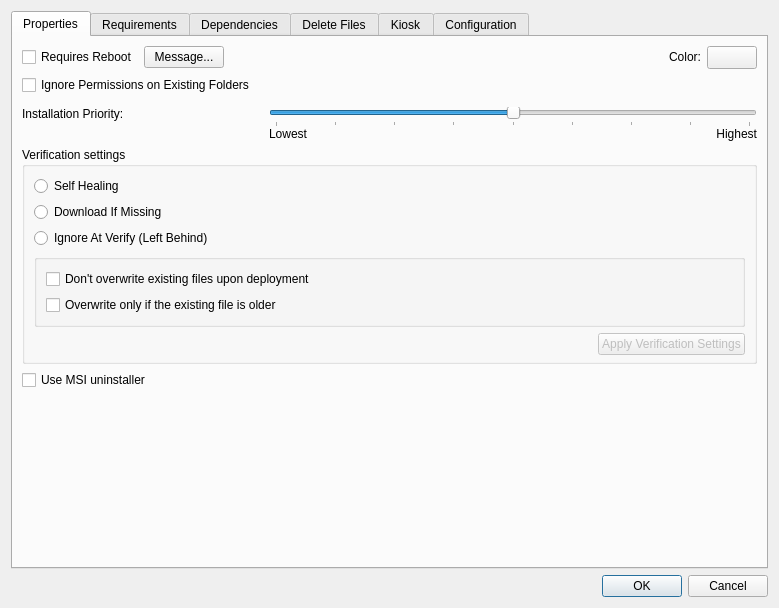
The window that FWAdminLib/FilesetPropertiesDlg.ui (fw-dev/translations) describes before a commit, drawn with Qt 5.
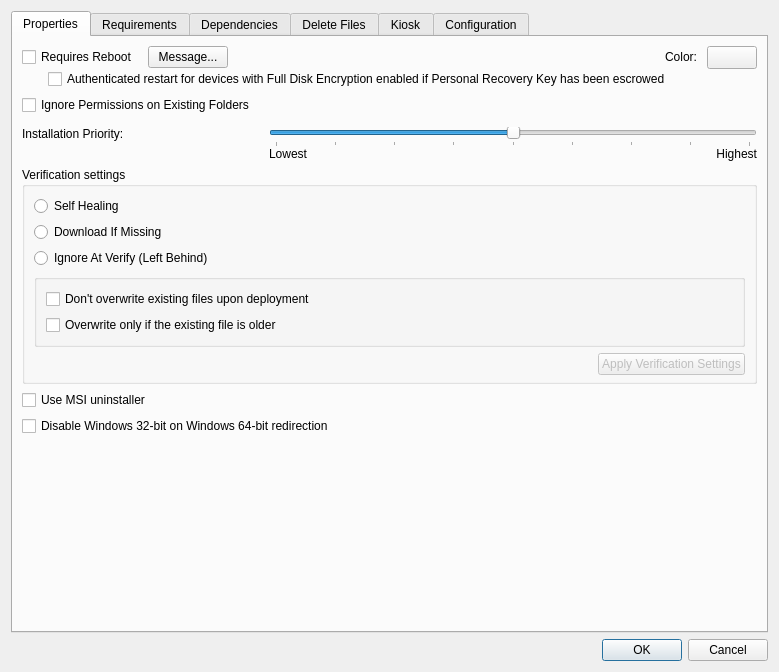
The same window after the commit. Icons and pictures are not drawn. Custom widgets are drawn as their Qt base class.

Patch:
```diff
--- a/FWAdminLib/FilesetPropertiesDlg.ui
+++ b/FWAdminLib/FilesetPropertiesDlg.ui
@@ -7,7 +7,7 @@
     <x>0</x>
     <y>0</y>
     <width>779</width>
-    <height>608</height>
+    <height>672</height>
    </rect>
   </property>
   <property name="sizePolicy">
@@ -55,7 +55,15 @@
         <widget class="QWidget" name="propertiesEDWidget" native="true">
          <layout class="QVBoxLayout" name="verticalLayout_19">
           <item>
-           <layout class="QHBoxLayout" name="horizontalLayout_13">
+           <layout class="QVBoxLayout" name="verticalLayout_16">
+            <property name="spacing">
+             <number>0</number>
+            </property>
+            <item>
+             <layout class="QHBoxLayout" name="horizontalLayout_13" stretch="0,0,0,0">
+              <property name="spacing">
+               <number>10</number>
+              </property>
             <item>
              <widget class="QCheckBox" name="checkBoxRequiresReboot">
               <property name="sizePolicy">
@@ -120,6 +128,28 @@
            </layout>
           </item>
           <item>
+             <layout class="QHBoxLayout" name="horizontalLayout_14">
+              <property name="leftMargin">
+               <number>26</number>
+              </property>
+              <item>
+               <widget class="QCheckBox" name="checkBoxAuthenticatedRestart">
+                <property name="sizePolicy">
+                 <sizepolicy hsizetype="Minimum" vsizetype="Fixed">
+                  <horstretch>0</horstretch>
+                  <verstretch>0</verstretch>
+                 </sizepolicy>
+                </property>
+                <property name="text">
+                 <string>Authenticated restart for devices with Full Disk Encryption enabled if Personal Recovery Key has been escrowed</string>
+                </property>
+               </widget>
+              </item>
+             </layout>
+            </item>
+           </layout>
+          </item>
+          <item>
            <layout class="QHBoxLayout" name="horizontalLayout_26">
             <item>
              <widget class="QCheckBox" name="checkBoxIgnorePermissions">
@@ -333,6 +363,13 @@
             </property>
            </widget>
           </item>
+          <item>
+           <widget class="QCheckBox" name="checkBoxDisableWinRedirection">
+            <property name="text">
+             <string>Disable Windows 32-bit on Windows 64-bit redirection</string>
+            </property>
+           </widget>
+          </item>
           <item>
            <spacer name="verticalSpacer_4">
             <property name="orientation">
```
Lines whose indentation alone changed are shown as unchanged.
